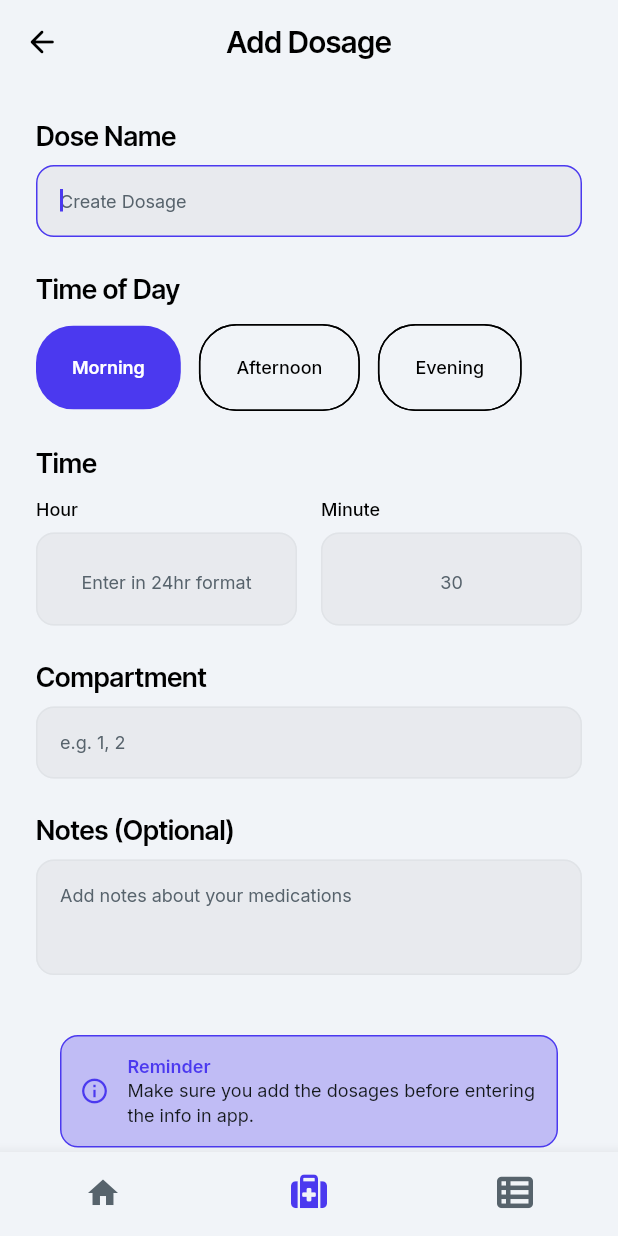
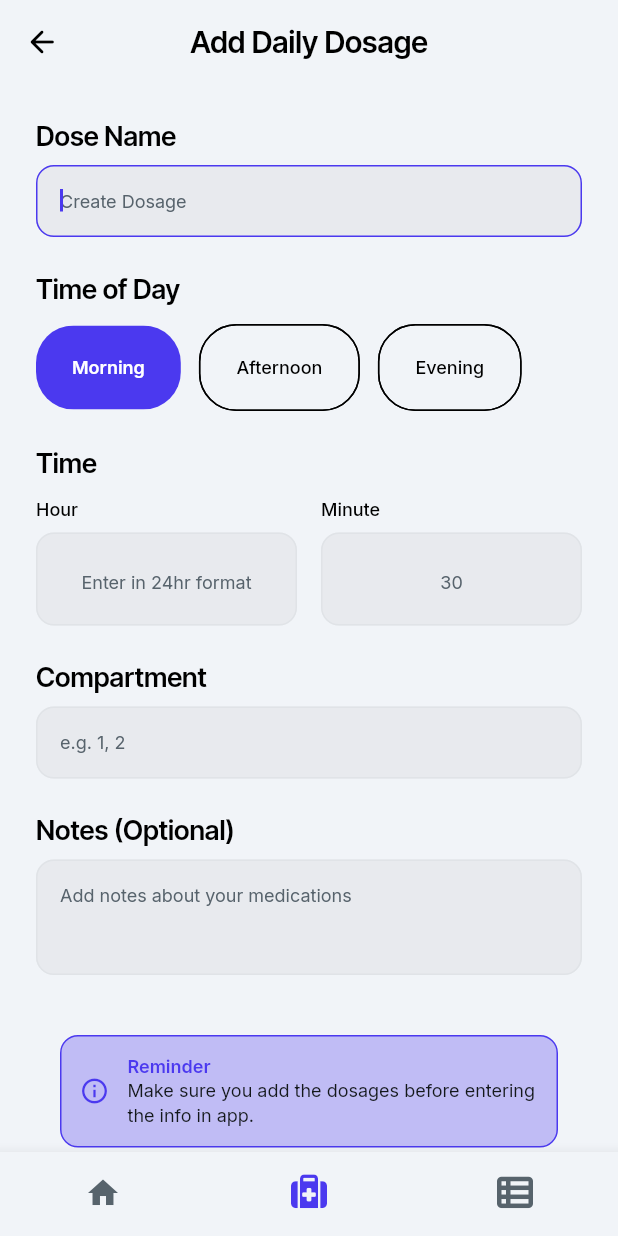
Before and after one commit to mayankWHO/ECS_project, a Flutter app: the screen it shows once a user with an empty profile is signed in, item 2 of the bottom bar chosen, on a phone screen of 412 x 824 dp. Run offline on Flutter 3.47's test engine with Material 3 defaults, Android fonts, the phone set to English and light mode, and no system bars; our stand-ins replace auto_size_text, cloud_firestore, cloud_functions, firebase_auth, firebase_core, firebase_messaging and 13 more; missing offline and left inert: json_path; accounts and stored records are empty.

Commit message:
Bug fixes

```diff
--- a/lib/pages/dose_med/dose_med_widget.dart
+++ b/lib/pages/dose_med/dose_med_widget.dart
@@ -82,7 +82,7 @@ class _DoseMedWidgetState extends State<DoseMedWidget> {
             },
           ),
           title: Text(
-            'Add Dosage',
+            'Add Daily Dosage',
             style: FlutterFlowTheme.of(context).headlineMedium.override(
                   font: GoogleFonts.interTight(
                     fontWeight: FontWeight.w600,
@@ -614,7 +614,7 @@ class _DoseMedWidgetState extends State<DoseMedWidget> {
                                       .asValidator(context),
                                   inputFormatters: [
                                     FilteringTextInputFormatter.allow(
-                                        RegExp('^(?:[01]?\\d|2[0-3])\$'))
+                                        RegExp('^(?:[0-5]?\\d)\$'))
                                   ],
                                 ),
                               ].divide(SizedBox(height: 8.0)),
@@ -653,9 +653,8 @@ class _DoseMedWidgetState extends State<DoseMedWidget> {
                         obscureText: false,
                         decoration: InputDecoration(
                           hintText: 'e.g. 1, 2',
-                          hintStyle: FlutterFlowTheme.of(context)
-                              .bodyMedium
-                              .override(
+                          hintStyle:
+                              FlutterFlowTheme.of(context).bodyMedium.override(
                                     font: GoogleFonts.inter(
                                       fontWeight: FlutterFlowTheme.of(context)
                                           .bodyMedium
@@ -664,8 +663,7 @@ class _DoseMedWidgetState extends State<DoseMedWidget> {
                                           .bodyMedium
                                           .fontStyle,
                                     ),
-                                color:
-                                    FlutterFlowTheme.of(context).secondaryText,
+                                    color: Color(0xFF57636C),
                                     letterSpacing: 0.0,
                                     fontWeight: FlutterFlowTheme.of(context)
                                         .bodyMedium
@@ -715,6 +713,7 @@ class _DoseMedWidgetState extends State<DoseMedWidget> {
                                     .bodyMedium
                                     .fontStyle,
                               ),
+                              color: Colors.black,
                               letterSpacing: 0.0,
                               fontWeight: FlutterFlowTheme.of(context)
                                   .bodyMedium
@@ -723,9 +722,14 @@ class _DoseMedWidgetState extends State<DoseMedWidget> {
                                   .bodyMedium
                                   .fontStyle,
                             ),
+                        keyboardType: TextInputType.number,
                         cursorColor: FlutterFlowTheme.of(context).primary,
                         validator: _model.textController4Validator
                             .asValidator(context),
+                        inputFormatters: [
+                          FilteringTextInputFormatter.allow(
+                              RegExp('^(?:0?[1-9]|1[0-2])\$'))
+                        ],
                       ),
                     ].divide(SizedBox(height: 8.0)),
                   ),
@@ -820,6 +824,7 @@ class _DoseMedWidgetState extends State<DoseMedWidget> {
                                     .bodyMedium
                                     .fontStyle,
                               ),
+                              color: Colors.black,
                               letterSpacing: 0.0,
                               fontWeight: FlutterFlowTheme.of(context)
                                   .bodyMedium
```
Lines whose indentation alone changed are shown as unchanged.
